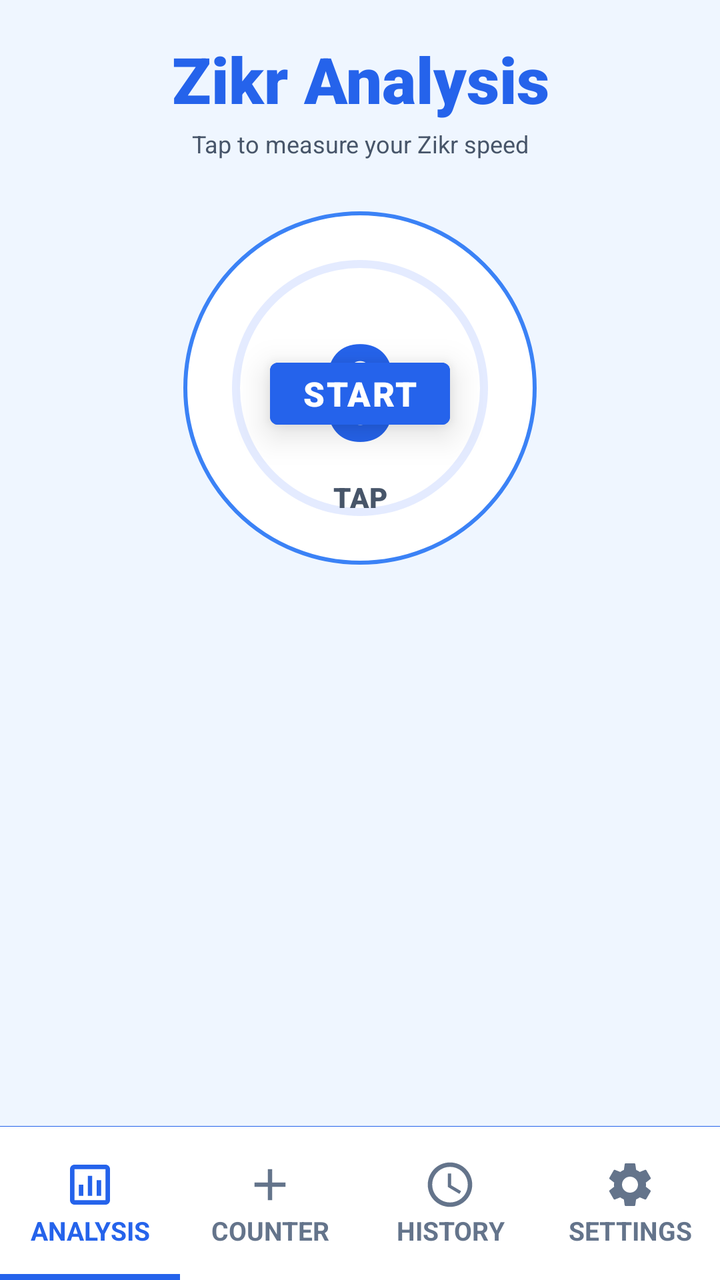
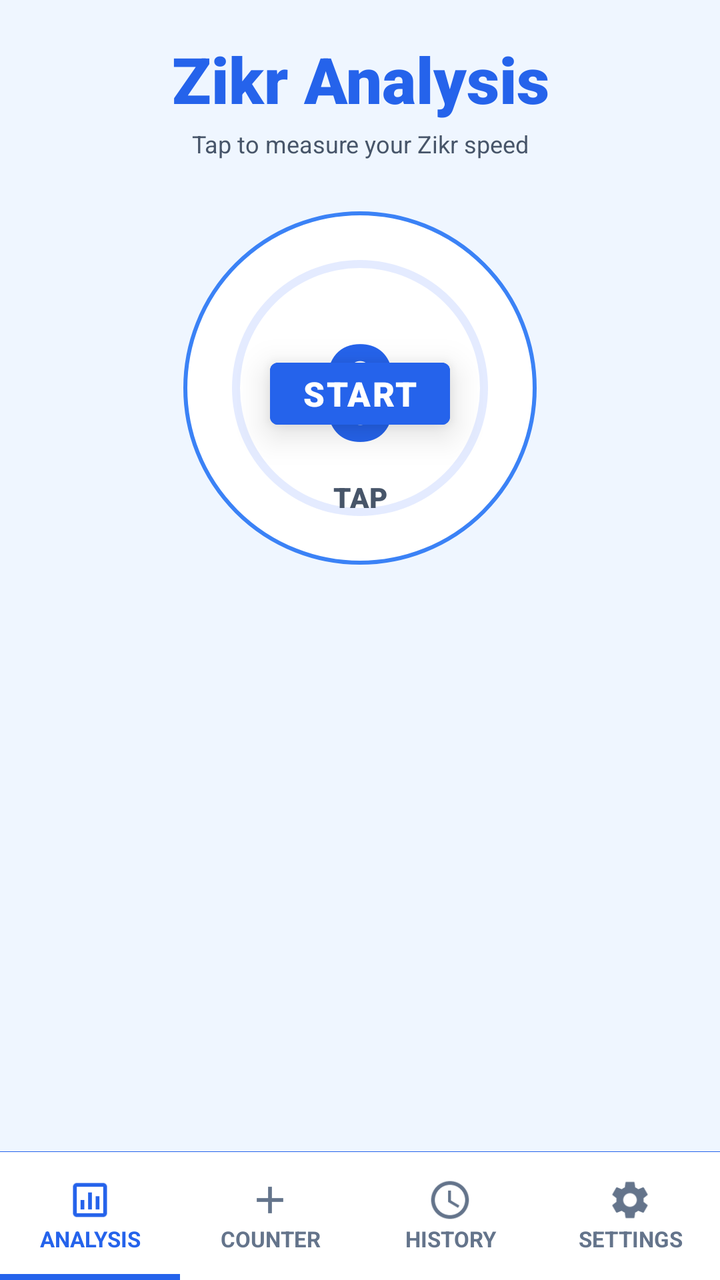

Before-and-after screenshots of an Android layout around one commit, followed by the original layout XML and the change that was made.
<!-- AndroidManifest.xml: application theme Theme.SmartTasbeeh -->
<!-- res/layout/activity_analysis.xml -->
<?xml version="1.0" encoding="utf-8"?>
<androidx.constraintlayout.widget.ConstraintLayout xmlns:android="http://schemas.android.com/apk/res/android"
    xmlns:app="http://schemas.android.com/apk/res-auto"
    xmlns:tools="http://schemas.android.com/tools"
    android:layout_width="match_parent"
    android:layout_height="match_parent"
    android:background="@color/app_background"
    tools:context=".AnalysisActivity">

    
    <ScrollView
        android:layout_width="match_parent"
        android:layout_height="0dp"
        android:fillViewport="true"
        app:layout_constraintTop_toTopOf="parent"
        app:layout_constraintBottom_toTopOf="@id/bottomNavDivider">

        <androidx.constraintlayout.widget.ConstraintLayout
            android:layout_width="match_parent"
            android:layout_height="wrap_content">


            
            <View
                android:id="@+id/topSpacer"
                android:layout_width="match_parent"
                android:layout_height="0dp"
                app:layout_constraintDimensionRatio="H,20:1"
                app:layout_constraintTop_toTopOf="parent"
                app:layout_constraintStart_toStartOf="parent"
                app:layout_constraintEnd_toEndOf="parent"/>

            
            <TextView
                android:id="@+id/tvTitle"
                android:layout_width="0dp"
                android:layout_height="0dp"
                app:layout_constraintWidth_percent="0.6"
                app:layout_constraintDimensionRatio="H,5:1"
                android:text="@string/zikr_analysis_title"
                android:textColor="@color/tasbeeh_blue_primary"
                android:gravity="center"
                app:autoSizeTextType="uniform"
                app:autoSizeMinTextSize="12sp"
                app:autoSizeMaxTextSize="60sp"
                app:autoSizeStepGranularity="1sp"
                android:fontFamily="sans-serif-black"
                app:layout_constraintTop_toBottomOf="@id/topSpacer"
                app:layout_constraintStart_toStartOf="parent"
                app:layout_constraintEnd_toEndOf="parent"/>

            <View
                android:id="@+id/spaceBelow_tvTitle"
                android:layout_width="match_parent"
                android:layout_height="0dp"
                app:layout_constraintDimensionRatio="H,150:1"
                app:layout_constraintTop_toBottomOf="@+id/tvTitle"
                app:layout_constraintStart_toStartOf="parent"
                app:layout_constraintEnd_toEndOf="parent"/>

            <TextView
                android:id="@+id/tvSubtitle"
                android:layout_width="0dp"
                android:layout_height="0dp"
                app:layout_constraintWidth_percent="0.55"
                app:layout_constraintDimensionRatio="H,12:1"
                android:text="@string/zikr_analysis_subtitle"
                android:textColor="@color/text_secondary"
                android:gravity="center"
                app:autoSizeTextType="uniform"
                app:autoSizeMinTextSize="8sp"
                app:autoSizeMaxTextSize="20sp"
                app:autoSizeStepGranularity="1sp"
                app:layout_constraintTop_toBottomOf="@id/spaceBelow_tvTitle"
                app:layout_constraintStart_toStartOf="parent"
                app:layout_constraintEnd_toEndOf="parent"/>

            <View
                android:id="@+id/spaceBelow_tvSubtitle"
                android:layout_width="match_parent"
                android:layout_height="0dp"
                app:layout_constraintDimensionRatio="H,15:1"
                app:layout_constraintTop_toBottomOf="@+id/tvSubtitle"
                app:layout_constraintStart_toStartOf="parent"
                app:layout_constraintEnd_toEndOf="parent"/>

            
            <androidx.constraintlayout.widget.ConstraintLayout
                android:id="@+id/btnTap"
                android:layout_width="0dp"
                android:layout_height="0dp"
                app:layout_constraintDimensionRatio="1:1"
                app:layout_constraintWidth_percent="0.5"
                app:layout_constraintTop_toBottomOf="@id/spaceBelow_tvSubtitle"
                app:layout_constraintStart_toStartOf="parent"
                app:layout_constraintEnd_toEndOf="parent">

                
                <View
                    android:id="@+id/innerCircle"
                    android:layout_width="0dp"
                    android:layout_height="0dp"
                    app:layout_constraintWidth_percent="0.98"
                    app:layout_constraintHeight_percent="0.98"
                    android:background="@drawable/bg_circle_button"
                    app:layout_constraintTop_toTopOf="parent"
                    app:layout_constraintBottom_toBottomOf="parent"
                    app:layout_constraintStart_toStartOf="parent"
                    app:layout_constraintEnd_toEndOf="parent"/>

                
                <ProgressBar
                    android:id="@+id/progressBar"
                    android:layout_width="0dp"
                    android:layout_height="0dp"
                    android:indeterminate="false"
                    android:progressDrawable="@drawable/circular_progress"
                    android:background="@null"
                    style="?android:attr/progressBarStyleHorizontal"
                    android:max="100"
                    android:progress="0"
                    app:layout_constraintTop_toTopOf="parent"
                    app:layout_constraintBottom_toBottomOf="parent"
                    app:layout_constraintStart_toStartOf="parent"
                    app:layout_constraintEnd_toEndOf="parent"/>

                
                <TextView
                    android:id="@+id/tvCount"
                    android:layout_width="0dp"
                    android:layout_height="0dp"
                    app:layout_constraintWidth_percent="0.5"
                    app:layout_constraintHeight_percent="0.5"
                    android:text="@string/Count_Number"
                    android:gravity="center"
                    app:autoSizeTextType="uniform"
                    app:autoSizeMinTextSize="12sp"
                    app:autoSizeMaxTextSize="100sp"
                    app:autoSizeStepGranularity="1sp"
                    android:fontFamily="sans-serif-black"
                    android:textStyle="bold"
                    android:textColor="@color/tasbeeh_blue_primary"
                    app:layout_constraintTop_toTopOf="parent"
                    app:layout_constraintBottom_toBottomOf="parent"
                    app:layout_constraintStart_toStartOf="parent"
                    app:layout_constraintEnd_toEndOf="parent"/>

                <TextView
                    android:id="@+id/tvTapHint"
                    android:layout_width="0dp"
                    android:layout_height="wrap_content"
                    app:layout_constraintWidth_percent="0.2"
                    android:text="@string/Tap_Button_Text"
                    android:gravity="center"
                    app:autoSizeTextType="uniform"
                    app:autoSizeMinTextSize="8sp"
                    app:autoSizeMaxTextSize="20sp"
                    app:autoSizeStepGranularity="1sp"
                    android:fontFamily="sans-serif-black"
                    android:textColor="@color/text_secondary"
                    app:layout_constraintTop_toBottomOf="@id/tvCount"
                    app:layout_constraintStart_toStartOf="parent"
                    app:layout_constraintEnd_toEndOf="parent"/>

                
                <TextView
                    android:id="@+id/tvPausedOverlay"
                    android:layout_width="0dp"
                    android:layout_height="0dp"
                    app:layout_constraintWidth_percent="0.6"
                    app:layout_constraintDimensionRatio="H,3:1"
                    android:text="@string/paused_text"
                    android:gravity="center"
                    app:autoSizeTextType="uniform"
                    app:autoSizeMinTextSize="12sp"
                    app:autoSizeMaxTextSize="40sp"
                    app:autoSizeStepGranularity="1sp"
                    android:fontFamily="sans-serif-black"
                    android:textColor="@color/delete_text"
                    android:visibility="gone"
                    app:layout_constraintTop_toTopOf="parent"
                    app:layout_constraintBottom_toBottomOf="parent"
                    app:layout_constraintStart_toStartOf="parent"
                    app:layout_constraintEnd_toEndOf="parent"/>

                
                <View
                    android:id="@+id/tapActionView"
                    android:layout_width="0dp"
                    android:layout_height="0dp"
                    app:layout_constraintWidth_percent="0.9"
                    app:layout_constraintHeight_percent="0.9"
                    android:background="?attr/selectableItemBackgroundBorderless"
                    android:clickable="true"
                    android:focusable="true"
                    android:contentDescription="@string/action_tap_count"
                    app:layout_constraintTop_toTopOf="parent"
                    app:layout_constraintBottom_toBottomOf="parent"
                    app:layout_constraintStart_toStartOf="parent"
                    app:layout_constraintEnd_toEndOf="parent"/>

                
                <com.google.android.material.button.MaterialButton
                    android:id="@+id/btnStartOverlay"
                    android:layout_width="0dp"
                    android:layout_height="0dp"
                    app:layout_constraintWidth_percent="0.5"
                    app:layout_constraintDimensionRatio="H,2.1:1"
                    android:text="@string/start_button_text"
                    app:autoSizeTextType="uniform"
                    app:autoSizeMinTextSize="12sp"
                    app:autoSizeMaxTextSize="30sp"
                    app:autoSizeStepGranularity="1sp"
                    android:visibility="visible"
                    android:elevation="10dp"
                    android:textAllCaps="true"
                    android:textColor="@color/white"
                    android:fontFamily="sans-serif-black"                    android:letterSpacing="0.05"
                    android:backgroundTint="@color/tasbeeh_blue_primary"
                    app:layout_constraintVertical_bias="0.52"
                    style="@style/Widget.MaterialComponents.Button.UnelevatedButton"
                    app:layout_constraintTop_toTopOf="parent"
                    app:layout_constraintBottom_toBottomOf="parent"
                    app:layout_constraintStart_toStartOf="parent"
                    app:layout_constraintEnd_toEndOf="parent"/>

            </androidx.constraintlayout.widget.ConstraintLayout>

            <View
                android:id="@+id/spaceBelow_btnTap"
                android:layout_width="match_parent"
                android:layout_height="0dp"
                app:layout_constraintDimensionRatio="H,15:1"
                app:layout_constraintTop_toBottomOf="@+id/btnTap"
                app:layout_constraintStart_toStartOf="parent"
                app:layout_constraintEnd_toEndOf="parent"/>

            
            <LinearLayout
                android:id="@+id/controlsRow"
                android:layout_width="0dp"
                android:layout_height="0dp"
                app:layout_constraintWidth_percent="0.28"
                app:layout_constraintDimensionRatio="H,2.0:1"
                android:orientation="horizontal"
                android:gravity="center"
                app:layout_constraintTop_toBottomOf="@id/spaceBelow_btnTap"
                app:layout_constraintStart_toStartOf="parent"
                app:layout_constraintEnd_toEndOf="parent">

                <com.google.android.material.button.MaterialButton
                    android:id="@+id/fabPause"
                    android:layout_width="match_parent"
                    android:layout_height="match_parent"
                    android:text="@string/pause_button_text"
                    android:fontFamily="sans-serif-black"
                    android:textColor="@color/white"
                    android:letterSpacing="0.05"
                    app:backgroundTint="@color/tasbeeh_blue_primary"
                    android:elevation="10dp"
                    style="@style/Widget.MaterialComponents.Button.UnelevatedButton"
                    android:visibility="invisible"
                    android:contentDescription="@string/action_pause_analysis"/>

            </LinearLayout>

            <View
                android:id="@+id/spaceBelow_controlsRow"
                android:layout_width="match_parent"
                android:layout_height="0dp"
                app:layout_constraintDimensionRatio="H,15:1"
                app:layout_constraintTop_toBottomOf="@+id/controlsRow"
                app:layout_constraintStart_toStartOf="parent"
                app:layout_constraintEnd_toEndOf="parent"/>

            
            <com.google.android.material.button.MaterialButton
                android:id="@+id/btnResetAnalysis"
                android:layout_width="0dp"
                android:layout_height="0dp"
                app:layout_constraintWidth_percent="0.28"
                app:layout_constraintDimensionRatio="H,2.0:1"
                android:text="@string/reset_button_text"
                android:fontFamily="sans-serif-black"
                android:textColor="@color/white"
                android:letterSpacing="0.05"
                android:visibility="gone"
                android:backgroundTint="@color/tasbeeh_blue_primary"
                style="@style/Widget.MaterialComponents.Button.UnelevatedButton"
                android:layout_marginEnd="10dp"
                app:layout_constraintTop_toBottomOf="@+id/spaceBelow_controlsRow"
                app:layout_constraintStart_toStartOf="parent"
                app:layout_constraintEnd_toStartOf="@+id/btnShowReport"/>

            <com.google.android.material.button.MaterialButton
                android:id="@+id/btnShowReport"
                android:layout_width="0dp"
                android:layout_height="0dp"
                app:layout_constraintWidth_percent="0.28"
                app:layout_constraintDimensionRatio="H,2.0:1"
                android:text="@string/report_button_text"
                android:fontFamily="sans-serif-black"
                android:textColor="@color/white"
                android:letterSpacing="0.05"
                android:visibility="gone"
                android:backgroundTint="@color/tasbeeh_blue_primary"
                style="@style/Widget.MaterialComponents.Button.UnelevatedButton"
                android:layout_marginStart="10dp"
                app:layout_constraintTop_toBottomOf="@+id/spaceBelow_controlsRow"
                app:layout_constraintStart_toEndOf="@+id/btnResetAnalysis"
                app:layout_constraintEnd_toEndOf="parent"/>

            <View
                android:id="@+id/spaceBelow_btnShowReport"
                android:layout_width="match_parent"
                android:layout_height="0dp"
                app:layout_constraintDimensionRatio="H,15:1"
                app:layout_constraintTop_toBottomOf="@+id/btnShowReport"
                app:layout_constraintStart_toStartOf="parent"
                app:layout_constraintEnd_toEndOf="parent"/>

            
            
            <androidx.constraintlayout.widget.ConstraintLayout
                android:id="@+id/reportContainer"
                android:layout_width="match_parent"
                android:layout_height="wrap_content"
                android:visibility="gone"
                android:animateLayoutChanges="true"
                app:layout_constraintTop_toBottomOf="@id/spaceBelow_btnShowReport"
                app:layout_constraintStart_toStartOf="parent"
                app:layout_constraintEnd_toEndOf="parent">

                
                <androidx.recyclerview.widget.RecyclerView
                    android:id="@+id/rvAnalysisCards"
                    android:layout_width="0dp"
                    android:layout_height="0dp"
                    app:layout_constraintWidth_percent="1.0"
                    app:layout_constraintDimensionRatio="H,1.05:1"
                    android:clipToPadding="false"
                    app:layout_constraintTop_toTopOf="parent"
                    app:layout_constraintStart_toStartOf="parent"
                    app:layout_constraintEnd_toEndOf="parent"/>

                <View
                    android:id="@+id/spaceBelow_rvAnalysisCards"
                    android:layout_width="match_parent"
                    android:layout_height="0dp"
                    app:layout_constraintDimensionRatio="H,15:1"
                    app:layout_constraintTop_toBottomOf="@+id/rvAnalysisCards"
                    app:layout_constraintStart_toStartOf="parent"
                    app:layout_constraintEnd_toEndOf="parent"/>

                
                <LinearLayout
                    android:id="@+id/layoutDots"
                    android:layout_width="wrap_content"
                    android:layout_height="wrap_content"
                    android:orientation="horizontal"
                    app:layout_constraintTop_toBottomOf="@id/spaceBelow_rvAnalysisCards"
                    app:layout_constraintStart_toStartOf="parent"
                    app:layout_constraintEnd_toEndOf="parent"
                    app:layout_constraintBottom_toBottomOf="parent"/>

            </androidx.constraintlayout.widget.ConstraintLayout>

            
            <View
                android:id="@+id/bottomSpacer"
                android:layout_width="match_parent"
                android:layout_height="0dp"
                app:layout_constraintDimensionRatio="H,20:1"
                app:layout_constraintTop_toBottomOf="@id/reportContainer"
                app:layout_constraintBottom_toBottomOf="parent"
                app:layout_constraintStart_toStartOf="parent"
                app:layout_constraintEnd_toEndOf="parent"/>

        </androidx.constraintlayout.widget.ConstraintLayout>
    </ScrollView>


    
    <View
        android:id="@+id/bottomNavDivider"
        android:layout_width="match_parent"
        android:layout_height="0.1dp"
        android:background="@color/count_text_color"
        app:layout_constraintBottom_toTopOf="@id/bottomNav"/>

    <LinearLayout
        android:id="@+id/bottomNav"
        android:layout_width="match_parent"
        android:layout_height="0dp"
        app:layout_constraintHeight_percent="0.12"
        android:background="@color/nav_bg"
        android:orientation="horizontal"
        android:weightSum="4"
        android:baselineAligned="false"
        app:layout_constraintBottom_toBottomOf="parent">

        
        <androidx.constraintlayout.widget.ConstraintLayout
            android:id="@+id/btnNavAnalysis"
            android:layout_width="0dp"
            android:layout_height="match_parent"
            android:layout_weight="1"
            android:focusable="true"
            android:background="?attr/selectableItemBackground">

            <View
                android:layout_width="0dp"
                android:layout_height="3dp"
                android:background="@color/nav_text_selected"
                app:layout_constraintBottom_toBottomOf="parent"
                app:layout_constraintStart_toStartOf="parent"
                app:layout_constraintEnd_toEndOf="parent" />

            <ImageView
                android:id="@+id/imgAnalysis"
                android:layout_width="0dp"
                android:layout_height="0dp"
                android:src="@drawable/ic_analysis"
                app:tint="@color/nav_text_selected"
                app:layout_constraintTop_toTopOf="parent"
                app:layout_constraintBottom_toTopOf="@+id/txtAnalysis"
                app:layout_constraintStart_toStartOf="parent"
                app:layout_constraintEnd_toEndOf="parent"
                app:layout_constraintHeight_percent="0.35"
                app:layout_constraintDimensionRatio="1:1"
                app:layout_constraintVertical_chainStyle="packed"
                android:contentDescription="@null"/>

            <TextView
                android:id="@+id/txtAnalysis"
                android:layout_width="0dp"
                android:layout_height="0dp"
                android:text="@string/nav_analysis"
                android:textColor="@color/nav_text_selected"
                android:gravity="center"
                android:textStyle="bold"
                app:layout_constraintTop_toBottomOf="@id/imgAnalysis"
                app:layout_constraintBottom_toBottomOf="parent"
                app:layout_constraintStart_toStartOf="parent"
                app:layout_constraintEnd_toEndOf="parent"
                app:layout_constraintHeight_percent="0.25"
                app:layout_constraintWidth_percent="0.9"
                app:autoSizeTextType="uniform"
                app:autoSizeMinTextSize="8sp"
                app:autoSizeMaxTextSize="13sp"
                app:autoSizeStepGranularity="1sp"/>
        </androidx.constraintlayout.widget.ConstraintLayout>

        
        <androidx.constraintlayout.widget.ConstraintLayout
            android:id="@+id/btnNavCounter"
            android:layout_width="0dp"
            android:layout_height="match_parent"
            android:layout_weight="1"
            android:clickable="true"
            android:focusable="true"
            android:background="?attr/selectableItemBackground">

            <ImageView
                android:id="@+id/imgCounter"
                android:layout_width="0dp"
                android:layout_height="0dp"
                android:src="@drawable/ic_add"
                app:tint="@color/nav_text_unselected"
                app:layout_constraintTop_toTopOf="parent"
                app:layout_constraintBottom_toTopOf="@+id/txtCounter"
                app:layout_constraintStart_toStartOf="parent"
                app:layout_constraintEnd_toEndOf="parent"
                app:layout_constraintHeight_percent="0.35"
                app:layout_constraintDimensionRatio="1:1"
                app:layout_constraintVertical_chainStyle="packed"
                android:contentDescription="@null"/>

            <TextView
                android:id="@+id/txtCounter"
                android:layout_width="0dp"
                android:layout_height="0dp"
                android:text="@string/nav_counter"
                android:textColor="@color/nav_text_unselected"
                android:gravity="center"
                android:textStyle="bold"
                app:layout_constraintTop_toBottomOf="@id/imgCounter"
                app:layout_constraintBottom_toBottomOf="parent"
                app:layout_constraintStart_toStartOf="parent"
                app:layout_constraintEnd_toEndOf="parent"
                app:layout_constraintHeight_percent="0.25"
                app:layout_constraintWidth_percent="0.9"
                app:autoSizeTextType="uniform"
                app:autoSizeMinTextSize="8sp"
                app:autoSizeMaxTextSize="13sp"
                app:autoSizeStepGranularity="1sp"/>
        </androidx.constraintlayout.widget.ConstraintLayout>

        
        <androidx.constraintlayout.widget.ConstraintLayout
            android:id="@+id/btnSavedCounts"
            android:layout_width="0dp"
            android:layout_height="match_parent"
            android:layout_weight="1"
            android:clickable="true"
            android:focusable="true"
            android:background="?attr/selectableItemBackground">

            <ImageView
                android:id="@+id/imgHistory"
                android:layout_width="0dp"
                android:layout_height="0dp"
                android:src="@drawable/ic_clock"
                app:tint="@color/nav_text_unselected"
                app:layout_constraintTop_toTopOf="parent"
                app:layout_constraintBottom_toTopOf="@+id/txtHistory"
                app:layout_constraintStart_toStartOf="parent"
                app:layout_constraintEnd_toEndOf="parent"
                app:layout_constraintHeight_percent="0.35"
                app:layout_constraintDimensionRatio="1:1"
                app:layout_constraintVertical_chainStyle="packed"
                android:contentDescription="@null"/>

            <TextView
                android:id="@+id/txtHistory"
                android:layout_width="0dp"
                android:layout_height="0dp"
                android:text="@string/nav_history"
                android:textColor="@color/nav_text_unselected"
                android:gravity="center"
                android:textStyle="bold"
                app:layout_constraintTop_toBottomOf="@id/imgHistory"
                app:layout_constraintBottom_toBottomOf="parent"
                app:layout_constraintStart_toStartOf="parent"
                app:layout_constraintEnd_toEndOf="parent"
                app:layout_constraintHeight_percent="0.25"
                app:layout_constraintWidth_percent="0.9"
                app:autoSizeTextType="uniform"
                app:autoSizeMinTextSize="8sp"
                app:autoSizeMaxTextSize="13sp"
                app:autoSizeStepGranularity="1sp"/>
        </androidx.constraintlayout.widget.ConstraintLayout>

        
        <androidx.constraintlayout.widget.ConstraintLayout
            android:id="@+id/btnNavSettings"
            android:layout_width="0dp"
            android:layout_height="match_parent"
            android:layout_weight="1"
            android:clickable="true"
            android:focusable="true"
            android:background="?attr/selectableItemBackground">

            <ImageView
                android:id="@+id/imgSettings"
                android:layout_width="0dp"
                android:layout_height="0dp"
                android:src="@drawable/ic_settings"
                app:tint="@color/nav_text_unselected"
                app:layout_constraintTop_toTopOf="parent"
                app:layout_constraintBottom_toTopOf="@+id/txtSettings"
                app:layout_constraintStart_toStartOf="parent"
                app:layout_constraintEnd_toEndOf="parent"
                app:layout_constraintHeight_percent="0.35"
                app:layout_constraintDimensionRatio="1:1"
                app:layout_constraintVertical_chainStyle="packed"
                android:contentDescription="@null"/>

            <TextView
                android:id="@+id/txtSettings"
                android:layout_width="0dp"
                android:layout_height="0dp"
                android:text="@string/nav_settings"
                android:textColor="@color/nav_text_unselected"
                android:gravity="center"
                android:textStyle="bold"
                app:layout_constraintTop_toBottomOf="@id/imgSettings"
                app:layout_constraintBottom_toBottomOf="parent"
                app:layout_constraintStart_toStartOf="parent"
                app:layout_constraintEnd_toEndOf="parent"
                app:layout_constraintHeight_percent="0.25"
                app:layout_constraintWidth_percent="0.9"
                app:autoSizeTextType="uniform"
                app:autoSizeMinTextSize="8sp"
                app:autoSizeMaxTextSize="13sp"
                app:autoSizeStepGranularity="1sp"/>
        </androidx.constraintlayout.widget.ConstraintLayout>

    </LinearLayout>

</androidx.constraintlayout.widget.ConstraintLayout>
<!-- resources referenced by this layout -->
<resources>
  <color name="app_background">@color/background_light</color>
  <color name="count_text_color">#2563EB</color>
  <color name="delete_text">#DC2626</color>
  <color name="nav_bg">#FFFFFF</color>
  <color name="nav_text_selected">#2563EB</color>
  <color name="nav_text_unselected">#64748B</color>
  <color name="tasbeeh_blue_primary">#2563EB</color>
  <color name="text_secondary">#475569</color>
  <color name="white">#FFFFFFFF</color>
  <!-- drawable bg_circle_button (drawable) -->
  <?xml version="1.0" encoding="utf-8"?>
  <shape xmlns:android="http://schemas.android.com/apk/res/android"
      android:shape="oval">
      <solid android:color="@color/card_background" />
      <stroke
          android:width="2dp"
          android:color="@color/tasbeeh_blue_accent" />
  </shape>
  <!-- drawable ic_add (drawable) -->
  <vector xmlns:android="http://schemas.android.com/apk/res/android"
      android:width="24dp"
      android:height="24dp"
      android:viewportWidth="24"
      android:viewportHeight="24">
      <path
        android:fillColor="@android:color/white"
        android:pathData="M19,13h-6v6h-2v-6H5v-2h6V5h2v6h6v2z"/>
  </vector>
  <!-- drawable ic_analysis (drawable) -->
  <vector xmlns:android="http://schemas.android.com/apk/res/android"
      android:width="24dp"
      android:height="24dp"
      android:viewportWidth="24"
      android:viewportHeight="24">
    <path
        android:fillColor="#FF000000"
        android:pathData="M19,3H5C3.9,3 3,3.9 3,5v14c0,1.1 0.9,2 2,2h14c1.1,0 2,-0.9 2,-2V5C21,3.9 20.1,3 19,3zM19,19H5V5h14V19zM7,12h2v5H7V12zM11,8h2v9h-2V8zM15,10h2v7h-2V10z"/>
  </vector>
  <!-- drawable ic_clock (drawable) -->
  <vector xmlns:android="http://schemas.android.com/apk/res/android"
      android:width="24dp"
      android:height="24dp"
      android:viewportWidth="24.0"
      android:viewportHeight="24.0">
      <path
          android:fillColor="@android:color/white"
          android:pathData="M11.99,2C6.47,2 2,6.48 2,12s4.47,10 9.99,10C17.52,22 22,17.52 22,12S17.52,2 11.99,2zM12,20c-4.42,0 -8,-3.58 -8,-8s3.58,-8 8,-8 8,3.58 8,8 -3.58,8 -8,8zM12.5,7H11v6l5.25,3.15 0.75,-1.23 -4.5,-2.67z"/>
  </vector>
  <string name="Count_Number">0</string>
  <string name="Tap_Button_Text">TAP</string>
  <string name="action_pause_analysis">Pause analysis</string>
  <string name="action_tap_count">Count</string>
  <string name="nav_analysis">ANALYSIS</string>
  <string name="nav_counter">COUNTER</string>
  <string name="nav_history">HISTORY</string>
  <string name="nav_settings">SETTINGS</string>
  <string name="pause_button_text">PAUSE</string>
  <string name="paused_text">PAUSED</string>
  <string name="report_button_text">Report</string>
  <string name="reset_button_text">Reset</string>
  <string name="start_button_text">START</string>
  <string name="zikr_analysis_subtitle">Tap to measure your Zikr speed</string>
  <string name="zikr_analysis_title">Zikr Analysis</string>
  <style name="Theme.SmartTasbeeh" parent="Base.Theme.SmartTasbeeh" />
  <color name="background_light">#EFF6FF</color>
  <color name="card_background">#FFFFFF</color>
  <color name="tasbeeh_blue_accent">#3B82F6</color>
  <color name="tasbeeh_blue_dark2">#202962FF</color>
  <style name="Base.Theme.SmartTasbeeh" parent="Theme.Material3.DayNight.NoActionBar">
          <item name="colorPrimary">@color/tasbeeh_blue_primary</item>
          <item name="colorPrimaryVariant">@color/tasbeeh_blue_dark</item>
          <item name="colorOnPrimary">@color/white</item>
  
          <item name="android:statusBarColor">@color/tasbeeh_blue_dark</item>
          <item name="android:windowLightStatusBar">false</item>
  
          <item name="android:windowBackground">@color/background_light</item>
          <item name="android:textColor">@color/text_primary</item>
      </style>
  <color name="tasbeeh_blue_dark">#1E3A8A</color>
  <color name="text_primary">#0F172A</color>
  <!-- unchanged entries left out for length: 2 -->
</resources>

<!-- the commit's change to res/layout/activity_analysis.xml (unified diff, before → after) -->
@@ -392,7 +392,7 @@
         android:id="@+id/bottomNav"
         android:layout_width="match_parent"
         android:layout_height="0dp"
-        app:layout_constraintHeight_percent="0.12"
+        app:layout_constraintHeight_percent="0.10"
         android:background="@color/nav_bg"
         android:orientation="horizontal"
         android:weightSum="4"
